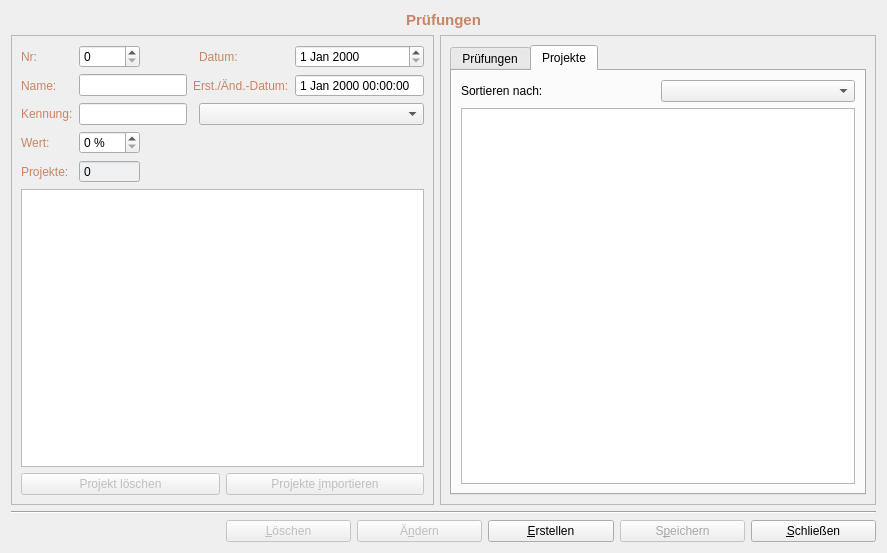
Old version of the form formskills.ui in the repository fasa1964/fshkap.
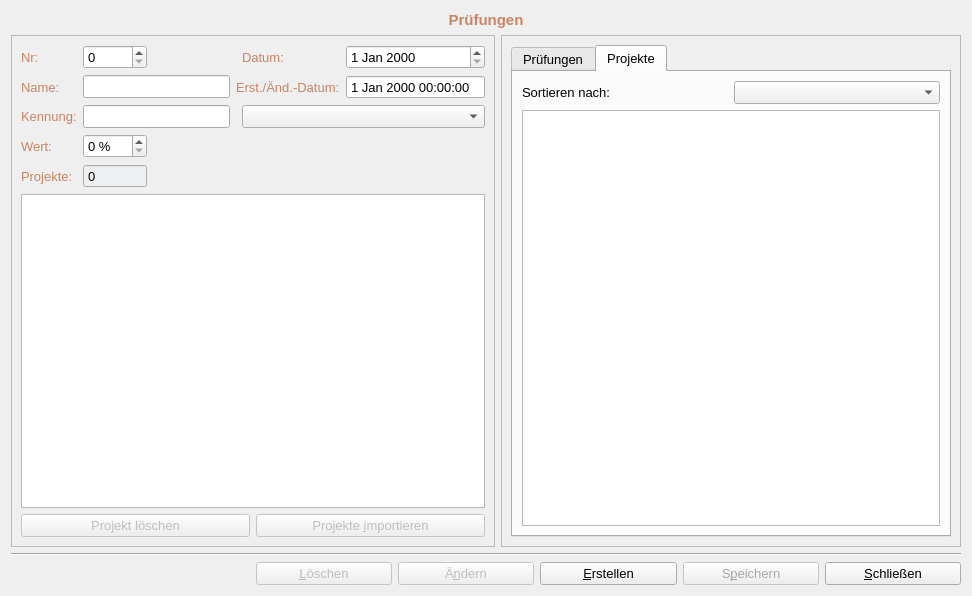
New version of the form.

Diff of the .ui file:
```diff
--- a/formskills.ui
+++ b/formskills.ui
@@ -6,10 +6,15 @@
    <rect>
     <x>0</x>
     <y>0</y>
-    <width>887</width>
-    <height>553</height>
+    <width>972</width>
+    <height>596</height>
    </rect>
   </property>
+  <property name="font">
+   <font>
+    <pointsize>10</pointsize>
+   </font>
+  </property>
   <property name="windowTitle">
    <string>Form</string>
   </property>
```
